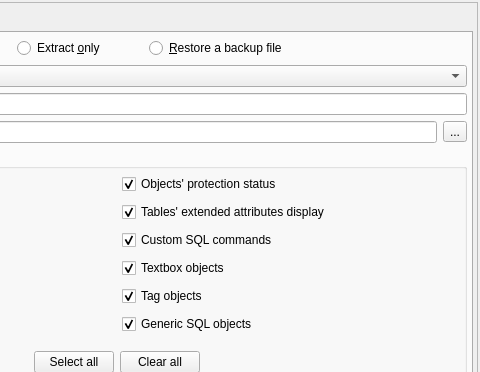
Old version of the form libpgmodeler_ui/ui/metadatahandlingform.ui in the repository pgmodeler/pgmodeler; both pictures show x 247 to 727 and y 0 to 372 of the 727 by 609 pixel window.
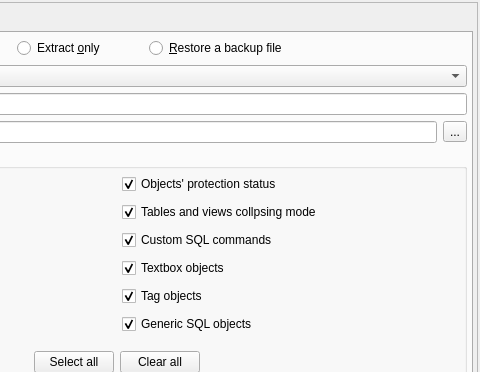
New version of the form. Icons and pictures are not drawn.

Commit message:
Added a pagination toggler on AttributesTogglerItem
Collapsing states are now persited to database model file

Diff of the .ui file:
```diff
--- a/libpgmodeler_ui/ui/metadatahandlingform.ui
+++ b/libpgmodeler_ui/ui/metadatahandlingform.ui
@@ -831,7 +831,7 @@
                   <string>Handles the tables' and views' extended attributes display status in the metadata file.</string>
                  </property>
                  <property name="text">
-                  <string>Tables' extended attributes display</string>
+                  <string>Tables and views collpsing mode</string>
                  </property>
                  <property name="checked">
                   <bool>true</bool>
```
Left out of the diff: 6 changed lines with no effect on the pictures. The commit also changes 30 other files.
